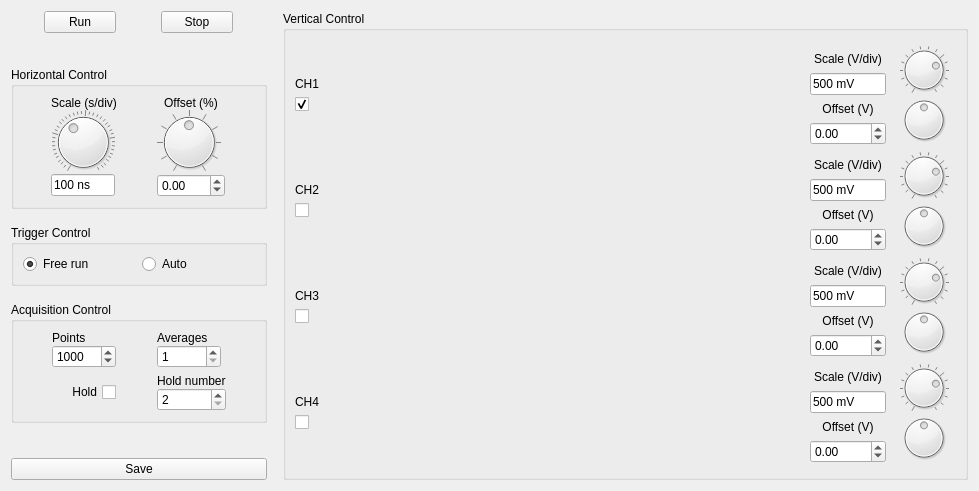
First picture: the form in instruments/oscilloscope.ui, repository pfjarschel/virtual-telecom-lab, before the edit.
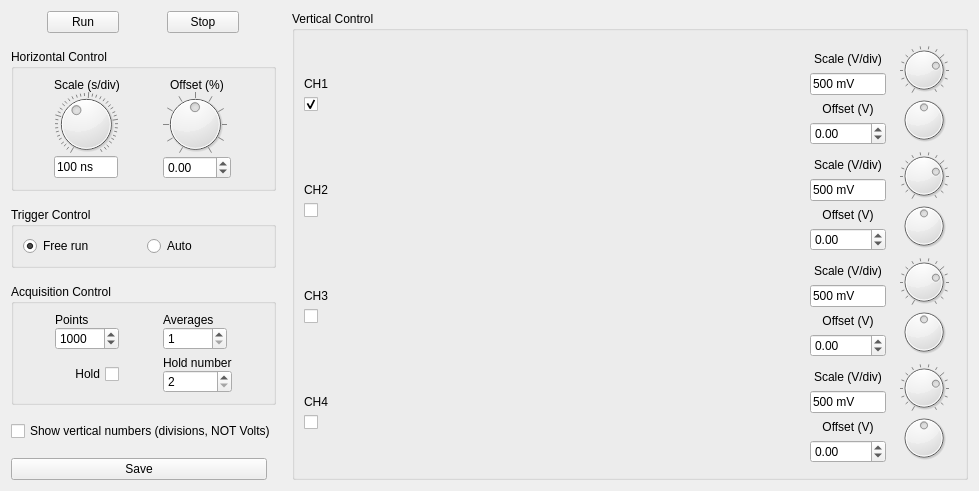
Second picture: the form after the edit.

Commit message: Add option to show vertical numbers

```diff
--- a/instruments/oscilloscope.ui
+++ b/instruments/oscilloscope.ui
@@ -406,6 +406,13 @@
          </layout>
         </widget>
        </item>
+       <item>
+        <widget class="QCheckBox" name="showvdivCheck">
+         <property name="text">
+          <string>Show vertical numbers (divisions, NOT Volts)</string>
+         </property>
+        </widget>
+       </item>
        <item>
         <spacer name="verticalSpacer_10">
          <property name="orientation">
```
The commit also changes 5 other files.
